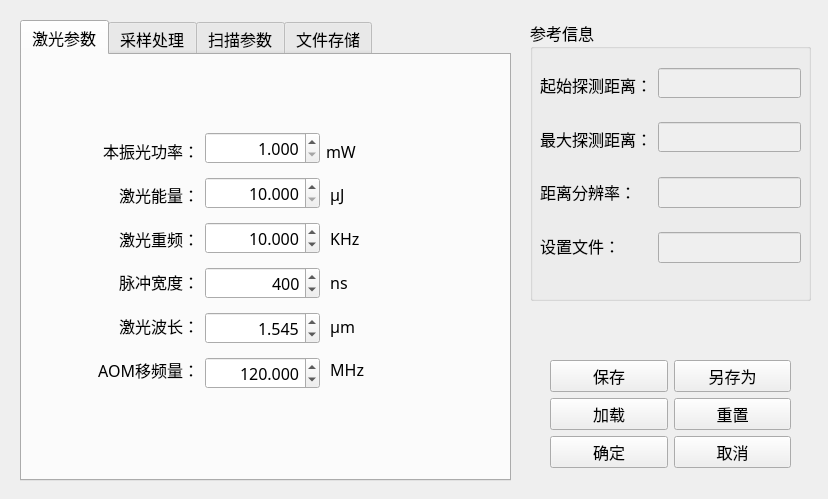
First picture: the form in parametersetdialog.ui, repository guopan/Knapsack_CDL, before the edit.
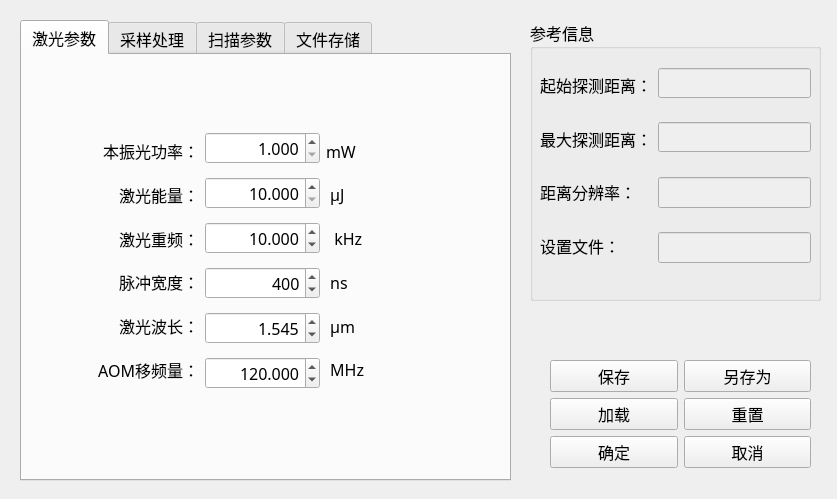
Second picture: the form after the edit. The open tabs and pages were chosen to show the change. Icons and pictures are not drawn.

Commit message: 微调格式

The edit to the form file:
```diff
--- a/parametersetdialog.ui
+++ b/parametersetdialog.ui
@@ -6,7 +6,7 @@
    <rect>
     <x>0</x>
     <y>0</y>
-    <width>828</width>
+    <width>837</width>
     <height>499</height>
    </rect>
   </property>
@@ -25,7 +25,7 @@
     <rect>
      <x>530</x>
      <y>20</y>
-     <width>281</width>
+     <width>291</width>
      <height>281</height>
     </rect>
    </property>
@@ -43,7 +43,7 @@
      <rect>
       <x>10</x>
       <y>30</y>
-      <width>261</width>
+      <width>271</width>
       <height>231</height>
      </rect>
     </property>
@@ -799,7 +799,7 @@
            </font>
           </property>
           <property name="text">
-           <string> KHz</string>
+           <string>  kHz</string>
           </property>
          </widget>
         </item>
@@ -2289,7 +2289,7 @@
     <rect>
      <x>550</x>
      <y>360</y>
-     <width>241</width>
+     <width>261</width>
      <height>110</height>
     </rect>
    </property>
```
Left out of the diff: 4 changed lines with no effect on the pictures. The commit also changes 1 other file.
